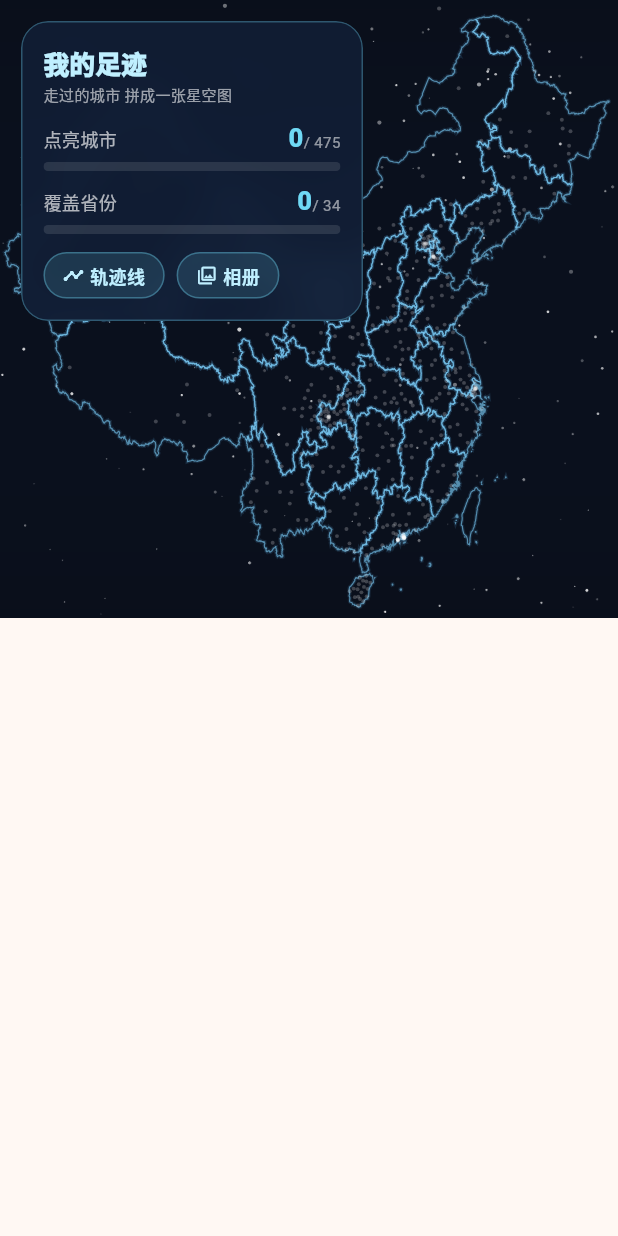
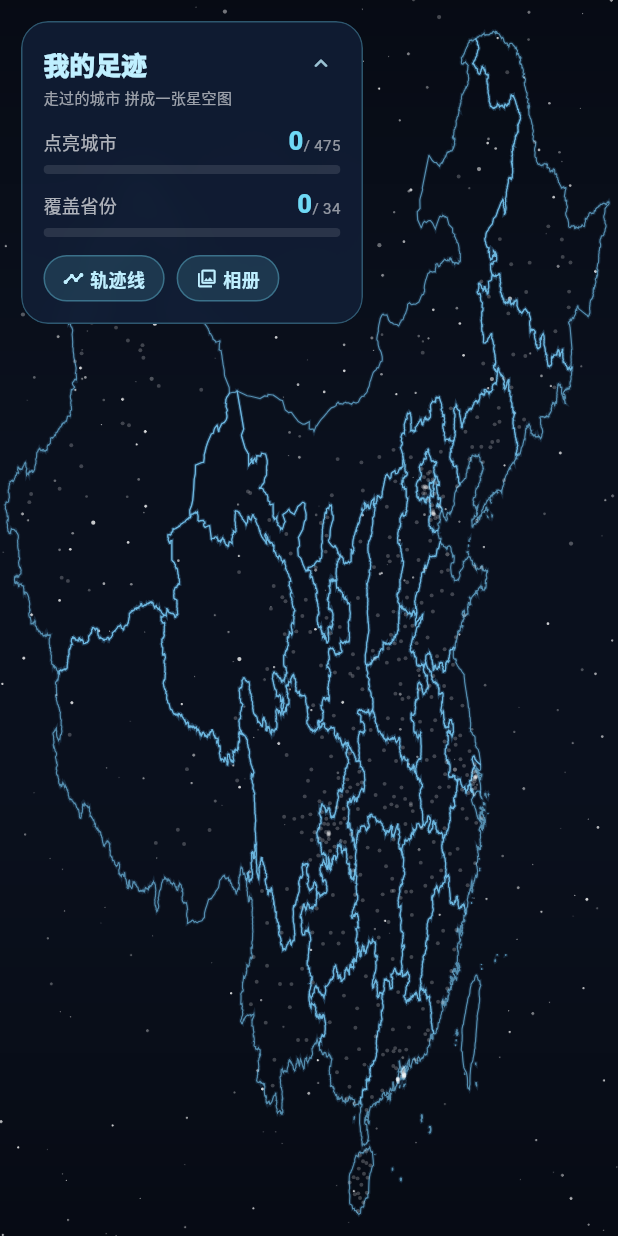
Before and after one commit to DKXaiLBY/lovegirl_flutter, a Flutter app: the StarsMapScreen widget shown alone on an empty page, opened directly with empty values, on a phone screen of 412 x 824 dp. Run offline on Flutter 3.47's test engine with Material 3 defaults, Android fonts, the phone set to English and light mode, and no system bars; our stand-ins replace cached_network_image, dio, fl_chart, flutter_local_notifications, flutter_secure_storage, geolocator and 6 more; missing offline and left inert: book_page_flip; accounts and stored records are empty; network calls fail.

Commit message:
feat(旅行): 星空地图全屏化(去掉正方形画布框)+足迹面板可收起成pill+星空动画生命周期优化(退后台暂停)+真地图按钮文案改'高德'

```diff
--- a/lib/screens/travel/stars_map_screen.dart
+++ b/lib/screens/travel/stars_map_screen.dart
@@ -37,7 +37,7 @@ class _ProvinceShape {
 enum StarsView { dots, routes, photos }
 
 class _StarsMapScreenState extends State<StarsMapScreen>
-    with SingleTickerProviderStateMixin {
+    with WidgetsBindingObserver, SingleTickerProviderStateMixin {
   final TransformationController _transform = TransformationController();
 
   List<_ProvinceShape> _provinces = [];
@@ -53,8 +53,17 @@ class _StarsMapScreenState extends State<StarsMapScreen>
   List<_GeoCity> _visitedCities = [];
 
   late final AnimationController _twinkle = AnimationController(
-      vsync: this, duration: const Duration(seconds: 6))
-    ..repeat();
+      vsync: this, duration: const Duration(seconds: 6));
+
+  @override
+  void didChangeAppLifecycleState(AppLifecycleState state) {
+    // 退后台暂停星空动画省电
+    if (state == AppLifecycleState.resumed) {
+      _twinkle.repeat();
+    } else {
+      _twinkle.stop();
+    }
+  }
 
   static const _lngMin = 73.0, _lngMax = 136.0;
   static const _latMin = 17.5, _latMax = 54.5;
@@ -62,6 +71,8 @@ class _StarsMapScreenState extends State<StarsMapScreen>
   @override
   void initState() {
     super.initState();
+    WidgetsBinding.instance.addObserver(this);
+    _twinkle.repeat();
     _loadGeo();
     _matchVisited();
   }
@@ -74,6 +85,7 @@ class _StarsMapScreenState extends State<StarsMapScreen>
 
   @override
   void dispose() {
+    WidgetsBinding.instance.removeObserver(this);
     _twinkle.dispose();
     _transform.dispose();
     super.dispose();
@@ -224,10 +236,13 @@ class _StarsMapScreenState extends State<StarsMapScreen>
               maxScale: 6,
               minScale: 0.8,
               boundaryMargin: const EdgeInsets.all(80),
-              child: AspectRatio(
-                aspectRatio: 1.0,
               child: LayoutBuilder(builder: (context, constraints) {
-                  final size = Size(constraints.maxWidth, constraints.maxWidth);
+                  // 全屏画布：地图占满整个可视区域，不再用正方形把地图框在半屏
+                  final size = Size(
+                      constraints.maxWidth,
+                      constraints.maxHeight.isFinite
+                          ? constraints.maxHeight
+                          : constraints.maxWidth);
                   final photoOverlays = <Widget>[];
                   if (_view == StarsView.photos) {
                     for (final c in _visitedCities) {
@@ -300,7 +315,6 @@ class _StarsMapScreenState extends State<StarsMapScreen>
               );
             }),
             ),
-            ),
             _buildPanel(),
           ],
         ],
@@ -354,7 +368,51 @@ class _StarsMapScreenState extends State<StarsMapScreen>
 
   // ---------- 左上毛玻璃面板 ----------
 
+  /// 面板收起状态：收起后变成贴边小 pill，点 pill 展开（解决"卡片逃出地图关不掉"）
+  bool _panelCollapsed = false;
+
+  void _togglePanel() => setState(() => _panelCollapsed = !_panelCollapsed);
+
+
   Widget _buildPanel() {
+    if (_panelCollapsed) {
+      return Positioned(
+        left: 14,
+        top: 14,
+        child: GestureDetector(
+          onTap: _togglePanel,
+          child: ClipRRect(
+            borderRadius: BorderRadius.circular(999),
+            child: BackdropFilter(
+              filter: ImageFilter.blur(sigmaX: 12, sigmaY: 12),
+              child: Container(
+                padding:
+                    const EdgeInsets.symmetric(horizontal: 14, vertical: 9),
+                decoration: BoxDecoration(
+                  color: const Color(0xFF12203A).withAlpha(190),
+                  borderRadius: BorderRadius.circular(999),
+                  border:
+                      Border.all(color: const Color(0xFF6FD9F5).withAlpha(80)),
+                ),
+                child: Row(
+                  mainAxisSize: MainAxisSize.min,
+                  children: [
+                    const Icon(Icons.auto_awesome_rounded,
+                        size: 14, color: Color(0xFF6FD9F5)),
+                    const SizedBox(width: 6),
+                    Text('我的足迹 ${_visitedCities.length}',
+                        style: const TextStyle(
+                            color: Color(0xFFBFEFFF),
+                            fontSize: 12.5,
+                            fontWeight: FontWeight.w800)),
+                  ],
+                ),
+              ),
+            ),
+          ),
+        ),
+      );
+    }
     final visitedCount = _visitedCities.length;
     final provinceCount = _visitedProvinces.length;
     return Positioned(
@@ -376,11 +434,25 @@ class _StarsMapScreenState extends State<StarsMapScreen>
               crossAxisAlignment: CrossAxisAlignment.start,
               mainAxisSize: MainAxisSize.min,
               children: [
+                Row(
+                  children: [
                     const Text('我的足迹',
                         style: TextStyle(
                             color: Color(0xFFBFEFFF),
                             fontSize: 17,
                             fontWeight: FontWeight.w900)),
+                    const Spacer(),
+                    GestureDetector(
+                      onTap: _togglePanel,
+                      behavior: HitTestBehavior.opaque,
+                      child: Padding(
+                        padding: const EdgeInsets.all(4),
+                        child: Icon(Icons.keyboard_arrow_up_rounded,
+                            size: 18, color: const Color(0xFFBFEFFF).withAlpha(200)),
+                      ),
+                    ),
+                  ],
+                ),
                 const SizedBox(height: 2),
                 Text('走过的城市 拼成一张星空图',
                     style: TextStyle(
--- a/lib/screens/travel/travel_main_screen.dart
+++ b/lib/screens/travel/travel_main_screen.dart
@@ -1044,7 +1044,7 @@ class _MapOpenButton extends StatelessWidget {
   @override
   Widget build(BuildContext context) {
     return Tooltip(
-      message: '打开高德真地图',
+      message: '打开高德地图导航模式',
       child: InkWell(
         key: const ValueKey('travel_enter_amap_mode'),
         onTap: onTap,
@@ -1077,7 +1077,7 @@ class _MapOpenButton extends StatelessWidget {
                 ),
               SizedBox(width: 5),
               Text(
-                '真地图',
+                '高德',
                 style: TextStyle(
                   fontSize: 12,
                   fontWeight: FontWeight.w900,
```
Lines whose indentation alone changed are shown as unchanged.
